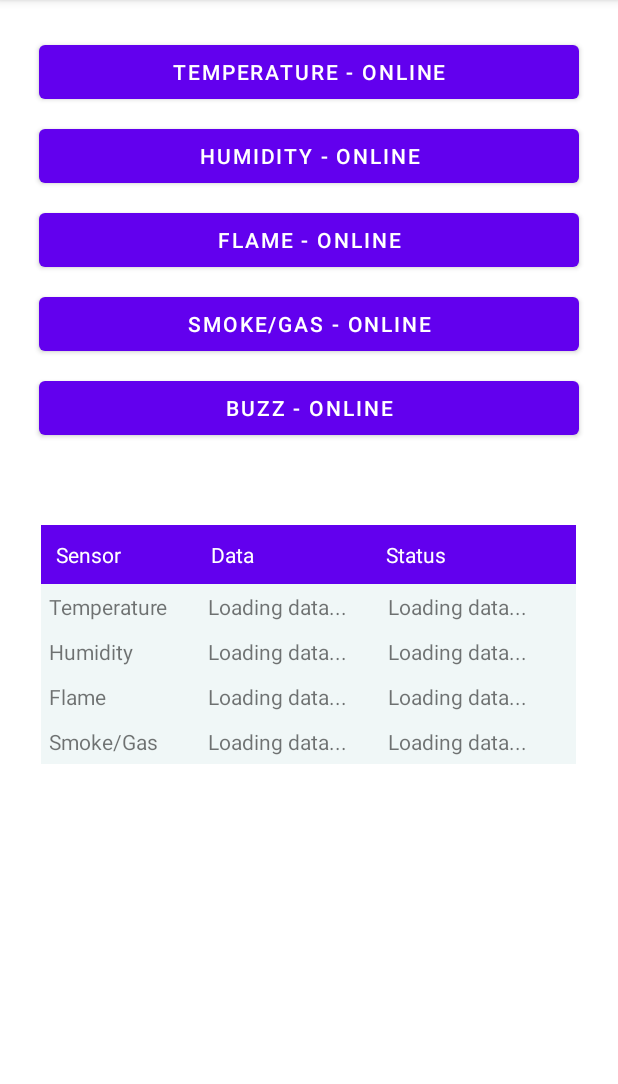
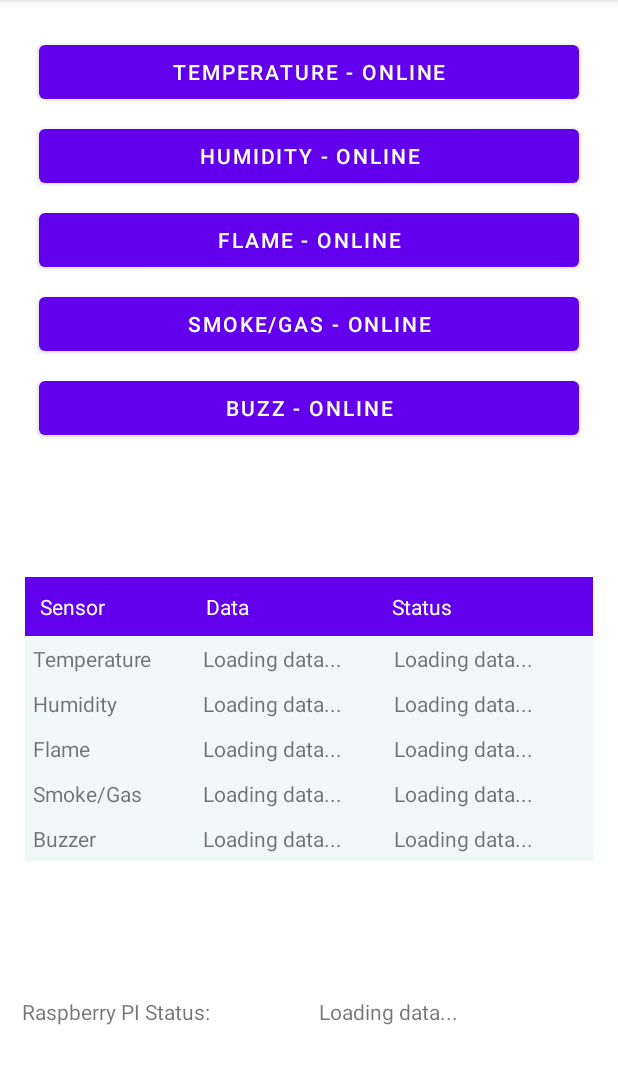
Before and after one commit to Hronol/Home_Guard, an Android app: the screen it shows after launch (MainActivity), on a phone screen of 412 x 824 dp, the part 84-1168 px from its top. Run offline under Robolectric (Android 15) with nearby library versions, the phone set to English and light mode, and no system bars; our stand-ins replace Firebase (no records; nobody signed in at launch, a user with empty details on screens opened directly); 1 statement that could not run was skipped.

```diff
--- a/app/src/main/java/com/main/home_guard_droid/BackgroundService.java
+++ b/app/src/main/java/com/main/home_guard_droid/BackgroundService.java
@@ -49,7 +49,7 @@ public class BackgroundService extends Service {
         );
 
         getSystemService(NotificationManager.class).createNotificationChannel(channel);
-        NotificationCompat.Builder notification = new NotificationCompat.Builder(this, "dangerPush")
+        NotificationCompat.Builder notification = new NotificationCompat.Builder(this, "Background Service")
                 .setContentTitle("Home guard jest włączony")
                 .setContentIntent(notifyPendingIntent)
                 .setSmallIcon(R.drawable.ic_launcher_foreground);
--- a/app/src/main/java/com/main/home_guard_droid/DatabaseConnector.java
+++ b/app/src/main/java/com/main/home_guard_droid/DatabaseConnector.java
@@ -32,6 +32,23 @@ public class DatabaseConnector {
         dbOnChildAdded = FirebaseDatabase.getInstance().getReference().child("test");
         dbBuzzerRef = FirebaseDatabase.getInstance().getReference().child("Buzzer");
     }
+
+    public void checkRPIConnection(){
+
+    }
+
+/*    public Boolean checkBuzzerStatus(Boolean buzzerStatus){
+        if(buzzerStatus != null) {
+            Boolean buzzStatus = dbBuzzerRef.child("buzzer").get();
+            if( buzzStatus == true){
+                return true;
+            }else{
+                return false;
+            }
+        } else {
+            return false;
+        }
+    }*/
 
     public void pushBuzzerstatus(Boolean buzzerStatus){
         if(buzzerStatus != null) {
--- a/app/src/main/java/com/main/home_guard_droid/MainActivity.java
+++ b/app/src/main/java/com/main/home_guard_droid/MainActivity.java
@@ -6,6 +6,7 @@ import android.content.Intent;
 import android.os.Build;
 import android.os.Bundle;
 import android.os.Handler;
+import android.util.Log;
 import android.view.View;
 import android.widget.Button;
 import android.widget.TextView;
@@ -20,6 +21,7 @@ import com.google.android.gms.tasks.OnCompleteListener;
 import com.google.android.gms.tasks.Task;
 import com.google.firebase.messaging.FirebaseMessaging;
 
+import java.io.Console;
 import java.util.concurrent.TimeUnit;
 
 public class MainActivity extends AppCompatActivity {
@@ -29,6 +31,7 @@ public class MainActivity extends AppCompatActivity {
     private Boolean tempStatus = true;
     private Boolean gasStatus = true;
     private Boolean buzzStatus = true;
+    private String rpiStatus = "ONLINE";
     //private static MainActivity instance;
     //DatabaseWorkManager databaseWorkManager = new DatabaseWorkManager();
     DatabaseConnector databaseConnector = new DatabaseConnector();
@@ -94,6 +97,20 @@ public class MainActivity extends AppCompatActivity {
         return instance;
     }*/
 
+/*    public void checkBuzzerStatus(){
+        TextView buzzerDataTextView = (TextView) findViewById(R.id.buzzerDataTextView);
+        TextView buzzerStatusTextView = (TextView) findViewById(R.id.buzzerStatusTextView);
+
+        if (buzzStatus) {
+            if (database.get() == null) {
+                buzzerDataTextView.setText("OFFLINE");
+            } else {
+                buzzerDataTextView.setText(database.getGas());
+                buzzerStatusTextView.setText("ONLINE");
+            }
+        }
+    }*/
+
     //push db
     public void setRealTimeData(Database database) {
         TextView tempDataTextView = (TextView) findViewById(R.id.tempDataTextView);
@@ -104,12 +121,22 @@ public class MainActivity extends AppCompatActivity {
         TextView flameStatusTextView = (TextView) findViewById(R.id.flameStatusTextView);
         TextView gasDataTextView = (TextView) findViewById(R.id.gasDataTextView);
         TextView gasStatusTextView = (TextView) findViewById(R.id.gasStatusTextView);
+        TextView buzzerDataTextView = (TextView) findViewById(R.id.buzzerDataTextView);
+        TextView buzzerStatusTextView = (TextView) findViewById(R.id.buzzerStatusTextView);
+        TextView RPIStatusTextView = (TextView) findViewById(R.id.rpiStatusTextview);
 
         if (tempStatus) {
             if (database.getTemp() == null) {
                 tempDataTextView.setText("Loading data...");
             } else {
                 tempDataTextView.setText(database.getTemp());
+                String styleTempHumid = database.getTemp();
+                int tempInt = Integer.parseInt(styleTempHumid.substring(0, styleTempHumid.length()-4));
+                if(tempInt>=50){
+                    tempDataTextView.setText("DANGER");
+                } else {
+                    tempDataTextView.setText(database.getTemp());
+                }
                 tempStatusTextView.setText("ONLINE");
             }
         }
@@ -117,7 +144,14 @@ public class MainActivity extends AppCompatActivity {
             if (database.getHumid() == null) {
                 humidDataTextView.setText("Loading data...");
             } else {
-                humidDataTextView.setText(database.getHumid());
+                humidDataTextView.setText(database.getTemp());
+                String styleTempHumid = database.getHumid();
+                int humidInt = Integer.parseInt(styleTempHumid.substring(0, styleTempHumid.length() - 4));
+                if (humidInt <= 5) {
+                    humidDataTextView.setText("DANGER");
+                } else {
+                    humidDataTextView.setText(database.getHumid());
+                }
                 humidStatusTextView.setText("ONLINE");
             }
         }
@@ -137,6 +171,12 @@ public class MainActivity extends AppCompatActivity {
                 gasStatusTextView.setText("ONLINE");
             }
         }
+        rpiStatus = database.getTime();
+        if(rpiStatus != null) {
+            String compareDatesForRPICheck = rpiStatus.substring(0, rpiStatus.length() - 3);
+            Log.d("tag", compareDatesForRPICheck);
+        }
+
 
     }
 
--- a/app/src/main/res/layout/activity_main.xml
+++ b/app/src/main/res/layout/activity_main.xml
@@ -68,46 +68,57 @@
     </androidx.gridlayout.widget.GridLayout>
 
     <androidx.gridlayout.widget.GridLayout
-        android:layout_width="367dp"
-        android:layout_height="370dp"
-        android:layout_marginTop="20dp"
+        android:id="@+id/gridLayout2"
+        android:layout_width="389dp"
+        android:layout_height="238dp"
+        android:layout_marginTop="5dp"
         android:layout_marginBottom="20dp"
         app:layout_constraintBottom_toBottomOf="parent"
         app:layout_constraintEnd_toEndOf="parent"
         app:layout_constraintHorizontal_bias="0.489"
         app:layout_constraintStart_toStartOf="parent"
         app:layout_constraintTop_toBottomOf="@+id/gridLayout"
-        app:layout_constraintVertical_bias="0.333" >
+        app:layout_constraintVertical_bias="0.333">
 
         <TableLayout
             android:layout_width="match_parent"
-            android:layout_height="match_parent"
+            android:layout_height="227dp"
             android:layout_marginTop="10dp"
             android:paddingLeft="5dp"
-            android:paddingRight="5dp">
+            android:paddingRight="5dp"
+            app:layout_column="0"
+            app:layout_row="0">
 
-            <TableRow android:background="#FF6200EE" android:padding="10dp">
+            <TableRow
+                android:background="#FF6200EE"
+                android:padding="10dp">
+
                 <TextView
                     android:layout_width="match_parent"
                     android:layout_height="match_parent"
                     android:layout_weight="1"
-                    android:textColor="#FFFFFFFF"
-                    android:text="Sensor" />
+                    android:text="Sensor"
+                    android:textColor="#FFFFFFFF" />
+
                 <TextView
                     android:layout_width="match_parent"
                     android:layout_height="match_parent"
                     android:layout_weight="1"
-                    android:textColor="#FFFFFFFF"
-                    android:text="Data" />
+                    android:text="Data"
+                    android:textColor="#FFFFFFFF" />
+
                 <TextView
                     android:layout_width="match_parent"
                     android:layout_height="match_parent"
                     android:layout_weight="1"
-                    android:textColor="#FFFFFFFF"
-                    android:text="Status" />
+                    android:text="Status"
+                    android:textColor="#FFFFFFFF" />
             </TableRow>
 
-            <TableRow android:background="#F0F7F7" android:padding="5dp">
+            <TableRow
+                android:background="#F0F7F7"
+                android:padding="5dp">
+
                 <TextView
                     android:layout_width="match_parent"
                     android:layout_height="match_parent"
@@ -129,7 +140,10 @@
                     android:text="Loading data..." />
             </TableRow>
 
-            <TableRow android:background="#F0F7F7" android:padding="5dp">
+            <TableRow
+                android:background="#F0F7F7"
+                android:padding="5dp">
+
                 <TextView
                     android:layout_width="match_parent"
                     android:layout_height="match_parent"
@@ -202,9 +216,72 @@
                     android:layout_height="match_parent"
                     android:layout_weight="1"
                     android:text="Loading data..." />
+
+            </TableRow>
+
+            <TableRow
+                android:layout_height="101dp"
+                android:background="#F0F7F7"
+                android:padding="5dp">
+
+                <TextView
+                    android:id="@+id/textView"
+                    android:layout_width="match_parent"
+                    android:layout_height="match_parent"
+                    android:layout_weight="1"
+                    android:text="Buzzer" />
+
+                <TextView
+                    android:id="@+id/buzzerDataTextView"
+                    android:layout_width="match_parent"
+                    android:layout_height="wrap_content"
+                    android:layout_weight="1"
+                    android:text="Loading data..." />
+
+                <TextView
+                    android:id="@+id/buzzerStatusTextView"
+                    android:layout_width="match_parent"
+                    android:layout_height="match_parent"
+                    android:layout_weight="1"
+                    android:text="Loading data..." />
             </TableRow>
         </TableLayout>
 
     </androidx.gridlayout.widget.GridLayout>
 
+    <androidx.gridlayout.widget.GridLayout
+        android:layout_width="383dp"
+        android:layout_height="40dp"
+        android:layout_marginStart="14dp"
+        android:layout_marginTop="5dp"
+        android:layout_marginEnd="14dp"
+        android:layout_marginBottom="17dp"
+        app:layout_constraintBottom_toBottomOf="parent"
+        app:layout_constraintEnd_toEndOf="parent"
+        app:layout_constraintStart_toStartOf="parent"
+        app:layout_constraintTop_toBottomOf="@+id/gridLayout2">
+
+        <TableRow
+            android:layout_width="395dp"
+            android:layout_height="match_parent"
+            app:layout_column="0"
+            app:layout_row="0">
+
+            <TextView
+                android:id="@+id/textView4"
+                android:layout_width="match_parent"
+                android:layout_height="wrap_content"
+                android:layout_weight="1"
+                android:text="Raspberry PI Status:" />
+
+            <TextView
+                android:id="@+id/rpiStatusTextview"
+                android:layout_width="match_parent"
+                android:layout_height="wrap_content"
+                android:layout_weight="1"
+                android:text="Loading data..." />
+        </TableRow>
+
+    </androidx.gridlayout.widget.GridLayout>
+
 </androidx.constraintlayout.widget.ConstraintLayout>
```
